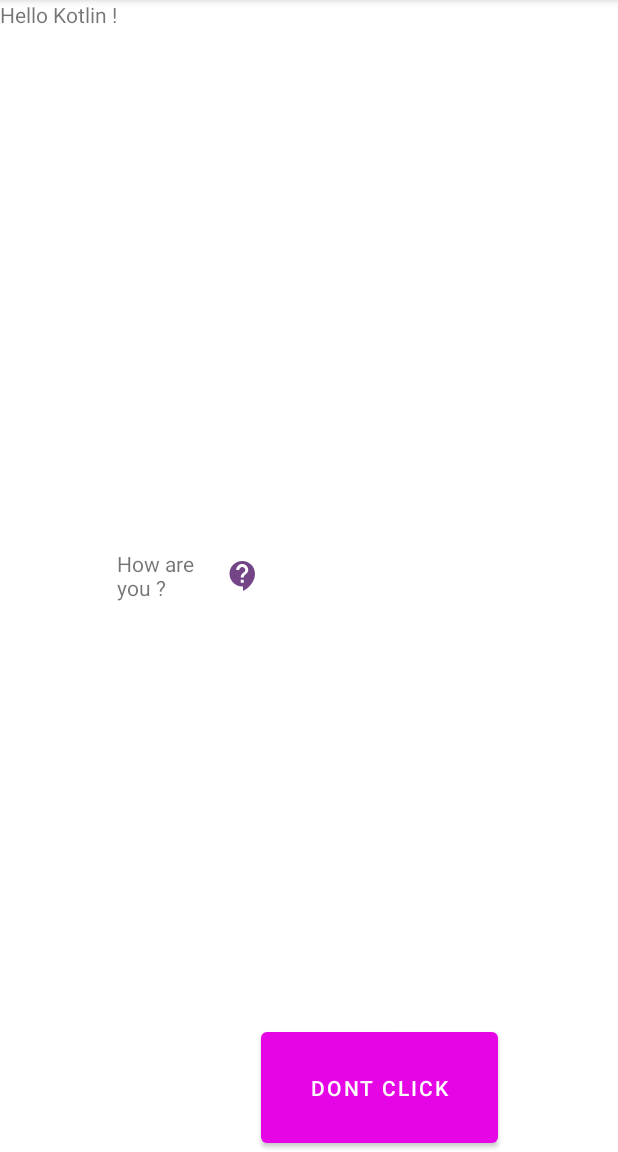
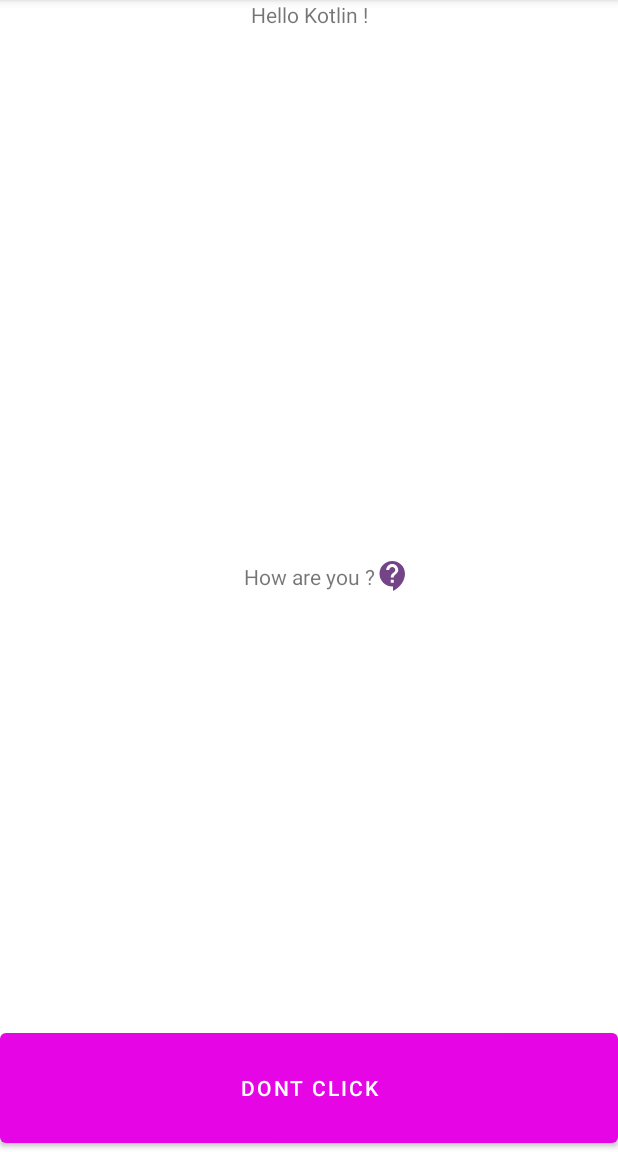
Before and after one commit to Clara-1606/Projet-1-Kotlin, an Android app: the screen it shows after launch (MainActivity), on a phone screen of 412 x 824 dp, the part 84-1236 px from its top. Run offline under Robolectric (Android 15) with nearby library versions, the light colour scheme and no system bars.

Commit message:
Update UI

```diff
--- a/app/src/main/java/com/ynov/firstproject/MainActivity.kt
+++ b/app/src/main/java/com/ynov/firstproject/MainActivity.kt
@@ -12,7 +12,7 @@ class MainActivity : AppCompatActivity() {
         setContentView(R.layout.activity_main)
 
         //Bouton qui affiche une info toast
-        var buttonToast = findViewById<Button>(R.id.mainButton)
+        val buttonToast = findViewById<Button>(R.id.mainButton)
         buttonToast.setOnClickListener {
             Toast.makeText(this, R.string.text_toast, Toast.LENGTH_LONG).show()
         }
--- a/app/src/main/res/layout/activity_main.xml
+++ b/app/src/main/res/layout/activity_main.xml
@@ -4,42 +4,51 @@
     xmlns:tools="http://schemas.android.com/tools"
     android:layout_width="match_parent"
     android:layout_height="match_parent"
+    android:orientation="vertical"
     tools:context=".MainActivity">
 
     <TextView
+        android:layout_width="match_parent"
+        android:layout_height="match_parent"
+        android:layout_weight="200"
+        android:text="@string/text_hello"
+        android:textAlignment="center" />
+
+    <androidx.constraintlayout.widget.ConstraintLayout
+        android:layout_width="match_parent"
+        android:layout_height="match_parent"
+        android:layout_weight="50">
+
+        <TextView
+            android:id="@+id/textView"
             android:layout_width="wrap_content"
             android:layout_height="wrap_content"
-        android:text="@string/text_hello"
+            android:layout_gravity="center"
+            android:layout_weight="50"
+            android:text="@string/text_question"
             app:layout_constraintBottom_toBottomOf="parent"
             app:layout_constraintEnd_toEndOf="parent"
             app:layout_constraintStart_toStartOf="parent"
-        app:layout_constraintTop_toTopOf="parent"
-        app:layout_constraintVertical_bias="0.474" />
-
-    <TextView
-        android:id="@+id/textView"
-        android:layout_width="72dp"
-        android:layout_height="wrap_content"
-        android:layout_gravity="center"
-        android:text="@string/text_question"
-        app:layout_constraintBottom_toBottomOf="parent"
-        app:layout_constraintEnd_toEndOf="parent"
-        app:layout_constraintHorizontal_bias="0.498"
-        app:layout_constraintStart_toStartOf="parent"
-        app:layout_constraintTop_toTopOf="parent"
-        app:layout_constraintVertical_bias="0.521" />
+            app:layout_constraintTop_toTopOf="parent" />
 
         <ImageView
+            android:id="@+id/imageView"
             android:layout_width="wrap_content"
             android:layout_height="wrap_content"
             android:layout_gravity="center"
-        android:src="@drawable/icon_support" />
+            android:layout_weight="50"
+            android:src="@drawable/icon_support"
+            app:layout_constraintBottom_toBottomOf="parent"
+            app:layout_constraintStart_toEndOf="@+id/textView"
+            app:layout_constraintTop_toTopOf="parent" />
+    </androidx.constraintlayout.widget.ConstraintLayout>
 
     <Button
         android:id="@+id/mainButton"
-        android:layout_width="158dp"
-        android:layout_height="86dp"
+        android:layout_width="match_parent"
+        android:layout_height="match_parent"
         android:layout_gravity="end|bottom"
+        android:layout_weight="200"
         android:text="@string/text_button" />
 
 </LinearLayout>
```
Lines whose indentation alone changed are shown as unchanged.
